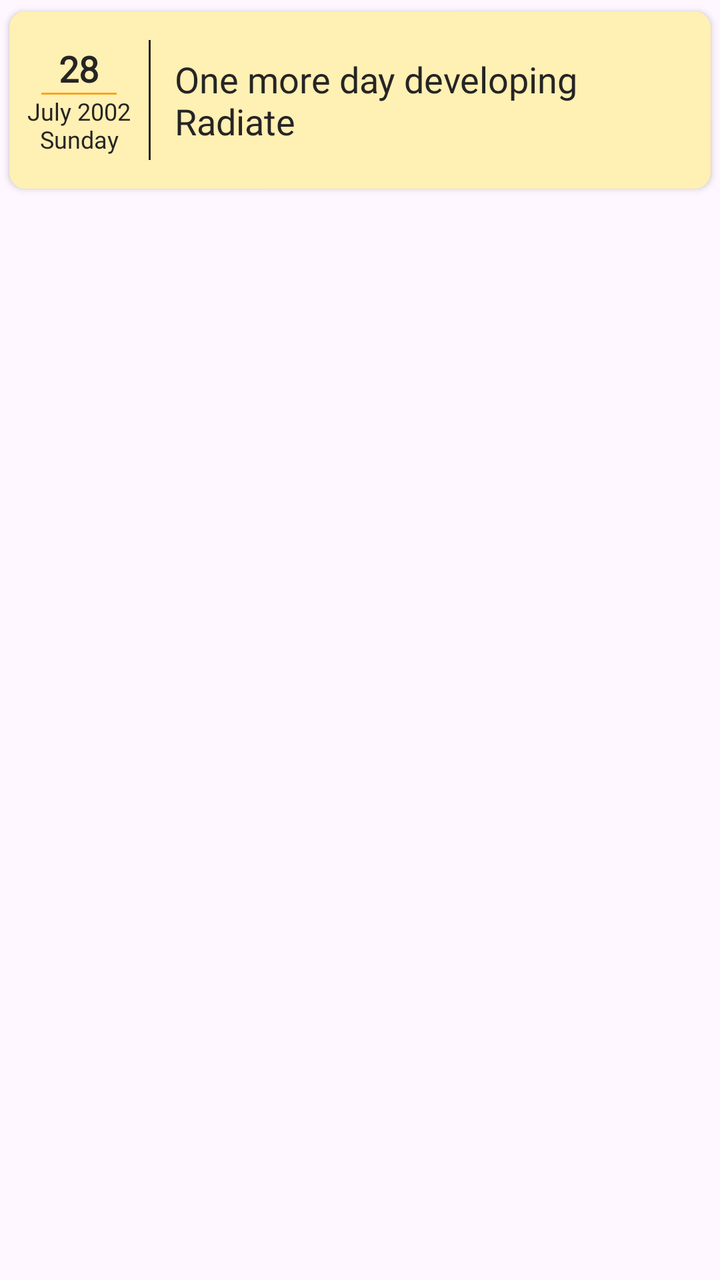
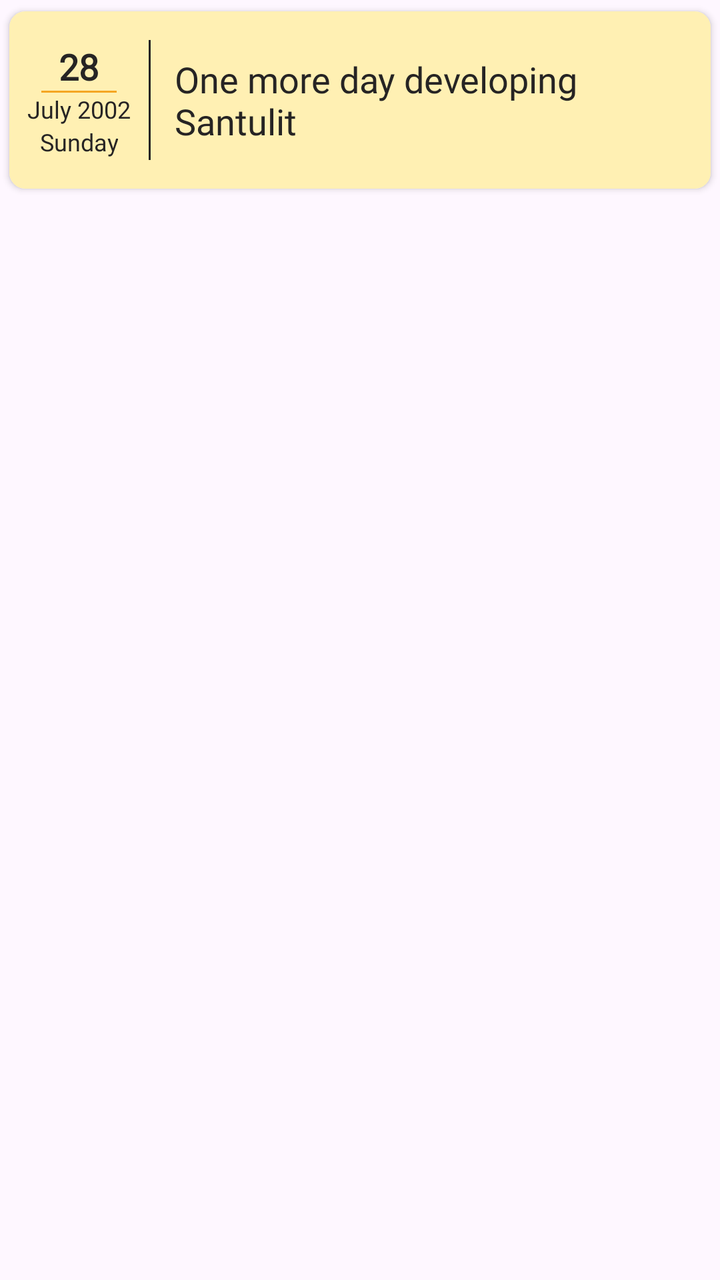

An Android layout rendered at two revisions. The XML below is the earlier revision; the diff shows what the commit changed to produce the second picture.
<!-- AndroidManifest.xml: application theme Theme.Radiate -->
<!-- res/layout/listitem_journal.xml -->
<?xml version="1.0" encoding="utf-8"?>
<androidx.constraintlayout.widget.ConstraintLayout xmlns:android="http://schemas.android.com/apk/res/android"
    android:layout_width="match_parent"
    android:layout_height="wrap_content"
    xmlns:app="http://schemas.android.com/apk/res-auto">

    <androidx.cardview.widget.CardView
        android:layout_width="match_parent"
        android:layout_height="100dp"
        app:cardCornerRadius="8dp"
        app:cardUseCompatPadding="true"
        app:layout_constraintStart_toStartOf="parent"
        app:layout_constraintTop_toTopOf="parent">

        <LinearLayout
            android:layout_width="match_parent"
            android:layout_height="match_parent"
            android:background="@color/pastelyellow"
            android:orientation="horizontal"
            android:gravity="center_vertical"
            android:weightSum="5">

            <LinearLayout
                android:layout_width="0dp"
                android:layout_height="match_parent"
                android:orientation="vertical"
                android:layout_weight="1"
                android:gravity="center">

                <TextView
                    android:id="@+id/tvDate"
                    android:layout_width="wrap_content"
                    android:layout_height="wrap_content"
                    android:text="@string/journal_date"
                    android:textSize="18sp"
                    android:textStyle="bold"
                    android:fontFamily="@font/opensans"
                    android:textColor="@color/black"
                    android:layout_gravity="center"/>

                <View
                    android:layout_width="wrap_content"
                    android:layout_height="1dp"
                    android:background="@color/softcoral"
                    android:layout_gravity="center"
                    android:layout_marginStart="16dp"
                    android:layout_marginEnd="16dp"/>

                <TextView
                    android:layout_width="wrap_content"
                    android:layout_height="wrap_content"
                    android:gravity="center"
                    android:layout_gravity="center"
                    android:text="@string/journal_month_year_day"
                    android:fontFamily="@font/inika_regular"
                    android:textColor="@color/black"
                    android:textSize="12sp"/>

            </LinearLayout>

            <View
                android:layout_width="1dp"
                android:layout_height="60dp"
                android:background="@color/black"/>

            <LinearLayout
                android:layout_width="0dp"
                android:layout_height="match_parent"
                android:layout_weight="4">

                <TextView
                    android:layout_width="match_parent"
                    android:layout_height="match_parent"
                    android:textColor="@color/black"
                    android:text="@string/journal_title"
                    android:textSize="18sp"
                    android:fontFamily="@font/inika_regular"
                    android:gravity="center_vertical"
                    android:paddingEnd="12dp"
                    android:paddingStart="12dp"/>

            </LinearLayout>


        </LinearLayout>
    </androidx.cardview.widget.CardView>

</androidx.constraintlayout.widget.ConstraintLayout>
<!-- resources referenced by this layout -->
<resources>
  <color name="black">#262424</color>
  <color name="pastelyellow">#FFF0B3</color>
  <color name="softcoral">#F5A623</color>
  <string name="journal_date">28</string>
  <string name="journal_month_year_day">July 2002 Sunday</string>
  <string name="journal_title">One more day developing Radiate</string>
  <style name="Theme.Radiate" parent="Base.Theme.Radiate" />
  <style name="Base.Theme.Radiate" parent="Theme.Material3.DayNight.NoActionBar">
          
          
      </style>
</resources>

<!-- the commit's change to res/layout/listitem_journal.xml (unified diff, before → after) -->
@@ -47,11 +47,23 @@
                     android:layout_marginEnd="16dp"/>
 
                 <TextView
+                    android:id="@+id/tvMonthYearAndDay"
                     android:layout_width="wrap_content"
                     android:layout_height="wrap_content"
                     android:gravity="center"
                     android:layout_gravity="center"
-                    android:text="@string/journal_month_year_day"
+                    android:text="@string/journal_month_year"
+                    android:fontFamily="@font/inika_regular"
+                    android:textColor="@color/black"
+                    android:textSize="12sp"/>
+
+                <TextView
+                    android:id="@+id/tvDay"
+                    android:layout_width="wrap_content"
+                    android:layout_height="wrap_content"
+                    android:gravity="center"
+                    android:layout_gravity="center"
+                    android:text="@string/journal_day"
                     android:fontFamily="@font/inika_regular"
                     android:textColor="@color/black"
                     android:textSize="12sp"/>
@@ -69,15 +81,16 @@
                 android:layout_weight="4">
 
                 <TextView
+                    android:id="@+id/tvTitle"
                     android:layout_width="match_parent"
                     android:layout_height="match_parent"
-                    android:textColor="@color/black"
-                    android:text="@string/journal_title"
-                    android:textSize="18sp"
                     android:fontFamily="@font/inika_regular"
                     android:gravity="center_vertical"
+                    android:paddingStart="12dp"
                     android:paddingEnd="12dp"
-                    android:paddingStart="12dp"/>
+                    android:text="@string/journal_title"
+                    android:textColor="@color/black"
+                    android:textSize="18sp" />
 
             </LinearLayout>
 
<!-- resource entries referenced after the edit -->
@@ -4,8 +4,9 @@
   <color name="pastelyellow">#FFF0B3</color>
   <color name="softcoral">#F5A623</color>
   <string name="journal_date">28</string>
-  <string name="journal_month_year_day">July 2002 Sunday</string>
-  <string name="journal_title">One more day developing Radiate</string>
+  <string name="journal_day">Sunday</string>
+  <string name="journal_month_year">July 2002</string>
+  <string name="journal_title">One more day developing Santulit</string>
   <style name="Theme.Radiate" parent="Base.Theme.Radiate" />
   <style name="Base.Theme.Radiate" parent="Theme.Material3.DayNight.NoActionBar">
           
